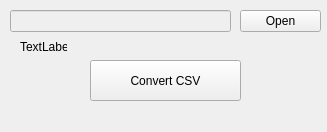
First picture: the form in [Balikpapan]_Yova/gui.ui, repository evosys/CSVConverter, before the edit.
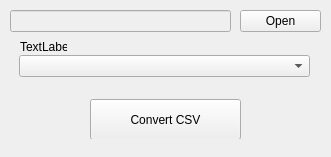
Second picture: the form after the edit.

```diff
--- a/[Balikpapan]_Yova/gui.ui
+++ b/[Balikpapan]_Yova/gui.ui
@@ -6,8 +6,8 @@
    <rect>
     <x>0</x>
     <y>0</y>
-    <width>327</width>
-    <height>132</height>
+    <width>331</width>
+    <height>157</height>
    </rect>
   </property>
   <property name="minimumSize">
@@ -65,7 +65,7 @@
     <property name="geometry">
      <rect>
       <x>90</x>
-      <y>60</y>
+      <y>99</y>
       <width>151</width>
       <height>41</height>
      </rect>
@@ -87,6 +87,16 @@
      <string>TextLabel</string>
     </property>
    </widget>
+   <widget class="QComboBox" name="cbOutlet">
+    <property name="geometry">
+     <rect>
+      <x>19</x>
+      <y>55</y>
+      <width>291</width>
+      <height>22</height>
+     </rect>
+    </property>
+   </widget>
   </widget>
   <widget class="QMenuBar" name="menubar">
    <property name="geometry">
```
Left out of the diff: 2 changed lines with no effect on the pictures.
